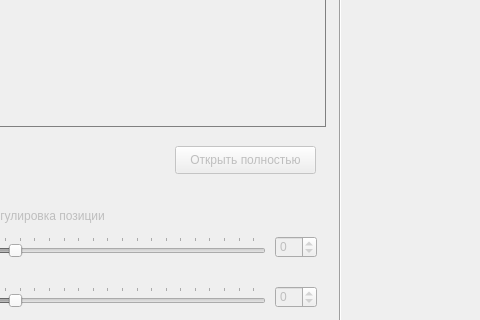
Above: design.ui from Arsbul-hub/sirius_leto_generium before the change; both pictures show x 535 to 1015 and y 284 to 604 of the 1140 by 702 pixel window. Below: the same form after it.
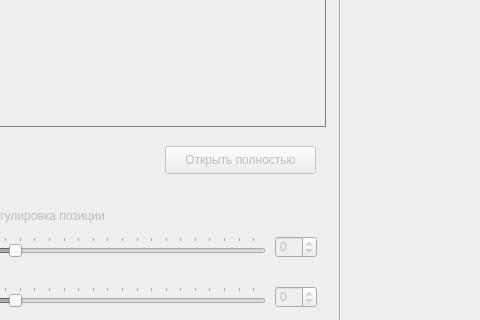
That is the form after the change. Icons and pictures are not drawn.

Commit message: Правка дизайна

Patch:
```diff
--- a/design.ui
+++ b/design.ui
@@ -414,9 +414,9 @@
        <widget class="QPushButton" name="openOutputImageButton">
         <property name="geometry">
          <rect>
-          <x>420</x>
+          <x>410</x>
           <y>10</y>
-          <width>141</width>
+          <width>151</width>
           <height>28</height>
          </rect>
         </property>
```
The commit also changes 2 other files.
